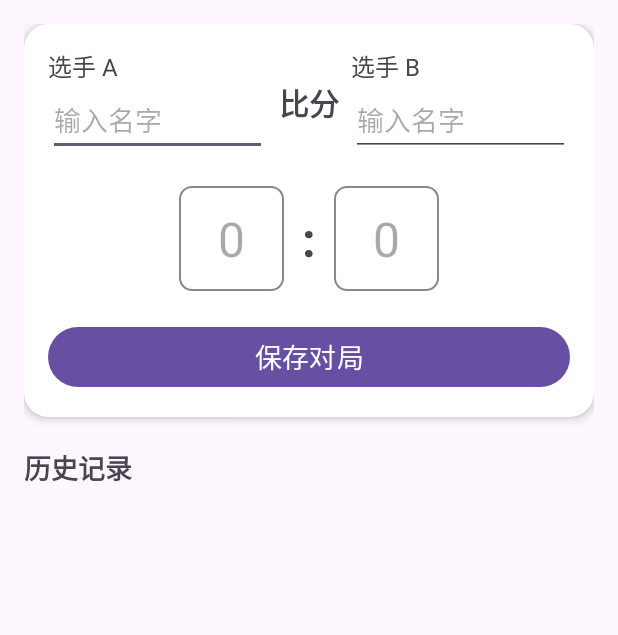
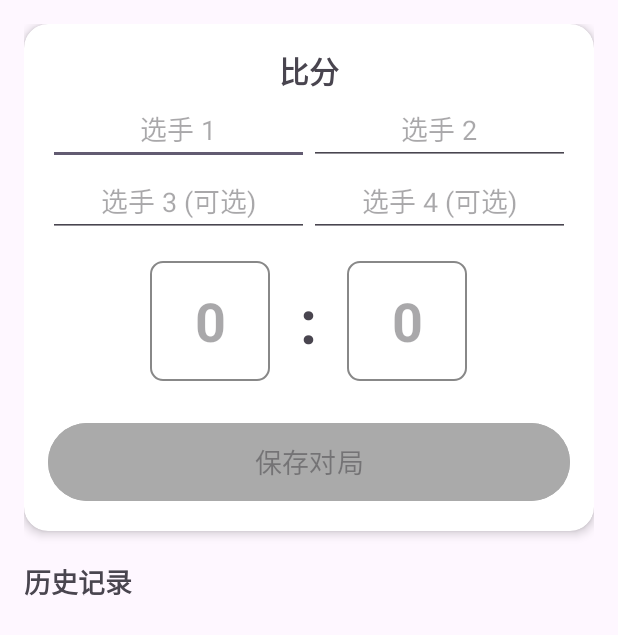
Before and after one commit to robbieji789-sudo/Batminton, an Android app: the screen it shows after launch (MainActivity), on a phone screen of 412 x 824 dp. Shown: the top 635 px of the screen. Run offline under Robolectric (Android 15) with nearby library versions, the phone set to English and light mode, and no system bars.

Commit message:
Develop a scoring app for badminton

```diff
--- a/app/src/main/java/com/example/batminton/HistoryAdapter.kt
+++ b/app/src/main/java/com/example/batminton/HistoryAdapter.kt
@@ -7,37 +7,41 @@ import com.example.batminton.databinding.ItemMatchHistoryBinding
 import java.text.SimpleDateFormat
 import java.util.*
 
-class HistoryAdapter(private var matches: List<MatchRecord>) :
+class HistoryAdapter(private val matches: List<MatchRecord>) :
     RecyclerView.Adapter<HistoryAdapter.ViewHolder>() {
 
-    // 视图持有者，持有每个列表项的 Binding 对象
     class ViewHolder(val binding: ItemMatchHistoryBinding) : RecyclerView.ViewHolder(binding.root)
 
-    // 创建新视图
     override fun onCreateViewHolder(parent: ViewGroup, viewType: Int): ViewHolder {
-        val binding = ItemMatchHistoryBinding.inflate(LayoutInflater.from(parent.context), parent, false)
+        val binding = ItemMatchHistoryBinding.inflate(
+            LayoutInflater.from(parent.context),
+            parent,
+            false
+        )
         return ViewHolder(binding)
     }
 
-    // 绑定数据到视图
     override fun onBindViewHolder(holder: ViewHolder, position: Int) {
         val match = matches[position]
-        // 设置选手名字
-        holder.binding.tvPlayers.text = "${match.playerA} vs ${match.playerB}"
-        // 设置比分
+
+        // 核心逻辑：根据是否有选手 3 和 4 来决定显示格式
+        val isDouble = !match.playerC.isNullOrEmpty() && !match.playerD.isNullOrEmpty()
+
+        val playerText = if (isDouble) {
+            // 双打显示格式：选手1/选手3 vs 选手2/选手4
+            "${match.playerA}/${match.playerC} vs ${match.playerB}/${match.playerD}"
+        } else {
+            // 单打显示格式：选手1 vs 选手2
+            "${match.playerA} vs ${match.playerB}"
+        }
+
+        holder.binding.tvPlayers.text = playerText
         holder.binding.tvScoreResult.text = "${match.scoreA} : ${match.scoreB}"
 
-        // 格式化并设置时间
-        val sdf = SimpleDateFormat("yyyy/MM/dd HH:mm", Locale.getDefault())
+        // 格式化时间显示
+        val sdf = SimpleDateFormat("yyyy-MM-dd HH:mm", Locale.getDefault())
         holder.binding.tvDate.text = sdf.format(Date(match.timestamp))
     }
 
-    // 返回列表项总数
-    override fun getItemCount() = matches.size
-
-    // 用于更新列表数据的方法
-    fun updateData(newMatches: List<MatchRecord>) {
-        matches = newMatches
-        notifyDataSetChanged() // 通知列表刷新
-    }
+    override fun getItemCount(): Int = matches.size
 }
--- a/app/src/main/java/com/example/batminton/MatchStorage.kt
+++ b/app/src/main/java/com/example/batminton/MatchStorage.kt
@@ -4,43 +4,53 @@ import android.content.Context
 import com.google.gson.Gson
 import com.google.gson.reflect.TypeToken
 
-// 定义一条比赛记录包含哪些数据
+/**
+ * 比赛记录数据模型
+ * playerC 和 playerD 使用 String?，表示在单打模式下它们可以为 null
+ */
 data class MatchRecord(
     val playerA: String,
     val playerB: String,
+    val playerC: String? = null,
+    val playerD: String? = null,
     val scoreA: Int,
     val scoreB: Int,
-    val timestamp: Long // 记录比赛时间
+    val timestamp: Long
 )
 
-// 这个类负责数据的存取
-class MatchStorage(context: Context) {
-    private val sharedPreferences = context.getSharedPreferences("match_history_prefs", Context.MODE_PRIVATE)
+/**
+ * 比赛记录持久化工具类
+ */
+class MatchStorage {
+
+    companion object {
+        private const val PREFS_NAME = "match_history_prefs"
+        private const val KEY_HISTORY = "history_data"
         private val gson = Gson()
 
-    // 保存一条新记录
-    fun saveMatch(record: MatchRecord) {
-        // 1. 先取出已有的历史记录
-        val historyList = getHistory().toMutableList()
-        // 2. 把新记录加到最前面
-        historyList.add(0, record)
-        // 3. 把列表转换成 JSON 字符串
+        /**
+         * 保存完整的比赛记录列表到本地
+         */
+        fun saveMatches(context: Context, historyList: List<MatchRecord>) {
+            val sharedPreferences = context.getSharedPreferences(PREFS_NAME, Context.MODE_PRIVATE)
             val jsonStr = gson.toJson(historyList)
-        // 4. 保存到 SharedPreferences
-        sharedPreferences.edit().putString("history_data", jsonStr).apply()
+            sharedPreferences.edit().putString(KEY_HISTORY, jsonStr).apply()
         }
 
-    // 读取所有历史记录
-    fun getHistory(): List<MatchRecord> {
-        // 1. 读取 JSON 字符串
-        val jsonStr = sharedPreferences.getString("history_data", null)
+        /**
+         * 从本地加载所有比赛记录
+         * 如果没有记录则返回空列表
+         */
+        fun loadMatches(context: Context): List<MatchRecord> {
+            val sharedPreferences = context.getSharedPreferences(PREFS_NAME, Context.MODE_PRIVATE)
+            val jsonStr = sharedPreferences.getString(KEY_HISTORY, null)
+
             return if (jsonStr != null) {
-            // 2. 如果有数据，把它转回 List<MatchRecord>
                 val type = object : TypeToken<List<MatchRecord>>() {}.type
                 gson.fromJson(jsonStr, type)
             } else {
-            // 3. 如果没数据，返回一个空列表
                 emptyList()
             }
         }
     }
+}
--- a/app/src/main/res/layout/activity_main.xml
+++ b/app/src/main/res/layout/activity_main.xml
@@ -21,11 +21,13 @@
             android:padding="16dp">
 
             <TextView
-                android:id="@+id/tvPlayerA"
+                android:id="@+id/tvScoreTitle"
                 android:layout_width="wrap_content"
                 android:layout_height="wrap_content"
-                android:text="选手 A"
-                android:textSize="16sp"
+                android:text="比分"
+                android:textSize="20sp"
+                android:textStyle="bold"
+                app:layout_constraintEnd_toEndOf="parent"
                 app:layout_constraintStart_toStartOf="parent"
                 app:layout_constraintTop_toTopOf="parent" />
 
@@ -33,89 +35,102 @@
                 android:id="@+id/etPlayerA"
                 android:layout_width="0dp"
                 android:layout_height="wrap_content"
-                android:hint="输入名字"
-                android:layout_marginEnd="8dp"
-                app:layout_constraintEnd_toStartOf="@+id/tvScoreTitle"
+                android:hint="选手 1"
+                android:gravity="center"
+                android:inputType="text"
+                app:layout_constraintEnd_toStartOf="@+id/guidelineCenter"
                 app:layout_constraintStart_toStartOf="parent"
-                app:layout_constraintTop_toBottomOf="@+id/tvPlayerA" />
+                app:layout_constraintTop_toBottomOf="@+id/tvScoreTitle" />
 
-            <TextView
-                android:id="@+id/tvScoreTitle"
-                android:layout_width="wrap_content"
+            <EditText
+                android:id="@+id/etPlayerC"
+                android:layout_width="0dp"
                 android:layout_height="wrap_content"
-                android:text="比分"
-                android:textSize="20sp"
-                android:textStyle="bold"
-                app:layout_constraintBottom_toBottomOf="@+id/etPlayerA"
-                app:layout_constraintEnd_toEndOf="parent"
-                app:layout_constraintStart_toStartOf="parent"
-                app:layout_constraintTop_toTopOf="@+id/tvPlayerA" />
-
-            <TextView
-                android:id="@+id/tvPlayerB"
-                android:layout_width="wrap_content"
-                android:layout_height="wrap_content"
-                android:text="选手 B"
-                android:textSize="16sp"
-                android:layout_marginStart="8dp"
-                app:layout_constraintStart_toEndOf="@+id/tvScoreTitle"
-                app:layout_constraintTop_toTopOf="parent" />
+                android:hint="选手 3 (可选)"
+                android:gravity="center"
+                android:inputType="text"
+                app:layout_constraintEnd_toEndOf="@+id/etPlayerA"
+                app:layout_constraintStart_toStartOf="@+id/etPlayerA"
+                app:layout_constraintTop_toBottomOf="@+id/etPlayerA" />
 
             <EditText
                 android:id="@+id/etPlayerB"
                 android:layout_width="0dp"
                 android:layout_height="wrap_content"
-                android:hint="输入名字"
-                android:layout_marginStart="8dp"
+                android:hint="选手 2"
+                android:gravity="center"
+                android:inputType="text"
                 app:layout_constraintEnd_toEndOf="parent"
-                app:layout_constraintStart_toEndOf="@+id/tvScoreTitle"
-                app:layout_constraintTop_toBottomOf="@+id/tvPlayerB" />
+                app:layout_constraintStart_toEndOf="@+id/guidelineCenter"
+                app:layout_constraintTop_toBottomOf="@+id/tvScoreTitle" />
+
+            <EditText
+                android:id="@+id/etPlayerD"
+                android:layout_width="0dp"
+                android:layout_height="wrap_content"
+                android:hint="选手 4 (可选)"
+                android:gravity="center"
+                android:inputType="text"
+                app:layout_constraintEnd_toEndOf="@+id/etPlayerB"
+                app:layout_constraintStart_toStartOf="@+id/etPlayerB"
+                app:layout_constraintTop_toBottomOf="@+id/etPlayerB" />
+
+            <androidx.constraintlayout.widget.Guideline
+                android:id="@+id/guidelineCenter"
+                android:layout_width="wrap_content"
+                android:layout_height="wrap_content"
+                android:orientation="vertical"
+                app:layout_constraintGuide_percent="0.5" />
 
             <LinearLayout
                 android:id="@+id/scoreContainer"
                 android:layout_width="match_parent"
                 android:layout_height="wrap_content"
-                android:layout_marginTop="20dp"
+                android:layout_marginTop="16dp"
                 android:gravity="center"
                 android:orientation="horizontal"
-                app:layout_constraintTop_toBottomOf="@+id/etPlayerA">
+                app:layout_constraintTop_toBottomOf="@+id/etPlayerC">
 
                 <EditText
                     android:id="@+id/etScoreA"
-                    android:layout_width="70dp"
-                    android:layout_height="70dp"
+                    android:layout_width="80dp"
+                    android:layout_height="80dp"
                     android:background="@drawable/score_box_background"
                     android:gravity="center"
                     android:hint="0"
                     android:inputType="number"
-                    android:textSize="32sp" />
+                    android:textSize="36sp"
+                    android:textStyle="bold" />
 
                 <TextView
                     android:layout_width="wrap_content"
                     android:layout_height="wrap_content"
-                    android:layout_marginHorizontal="12dp"
+                    android:layout_marginHorizontal="20dp"
                     android:text=":"
-                    android:textSize="32sp"
+                    android:textSize="40sp"
                     android:textStyle="bold" />
 
                 <EditText
                     android:id="@+id/etScoreB"
-                    android:layout_width="70dp"
-                    android:layout_height="70dp"
+                    android:layout_width="80dp"
+                    android:layout_height="80dp"
                     android:background="@drawable/score_box_background"
                     android:gravity="center"
                     android:hint="0"
                     android:inputType="number"
-                    android:textSize="32sp" />
+                    android:textSize="36sp"
+                    android:textStyle="bold" />
             </LinearLayout>
 
             <Button
                 android:id="@+id/btnSaveMatch"
                 android:layout_width="match_parent"
-                android:layout_height="wrap_content"
-                android:layout_marginTop="20dp"
+                android:layout_height="60dp"
+                android:layout_marginTop="24dp"
+                android:enabled="false"
                 android:text="保存对局"
                 android:textSize="18sp"
+                android:backgroundTint="@android:color/darker_gray"
                 app:layout_constraintTop_toBottomOf="@+id/scoreContainer" />
 
         </androidx.constraintlayout.widget.ConstraintLayout>
```
Also changed, not shown: app/src/main/java/com/example/batminton/MainActivity.kt (+92 -53 lines). Lines whose indentation alone changed are shown as unchanged.
